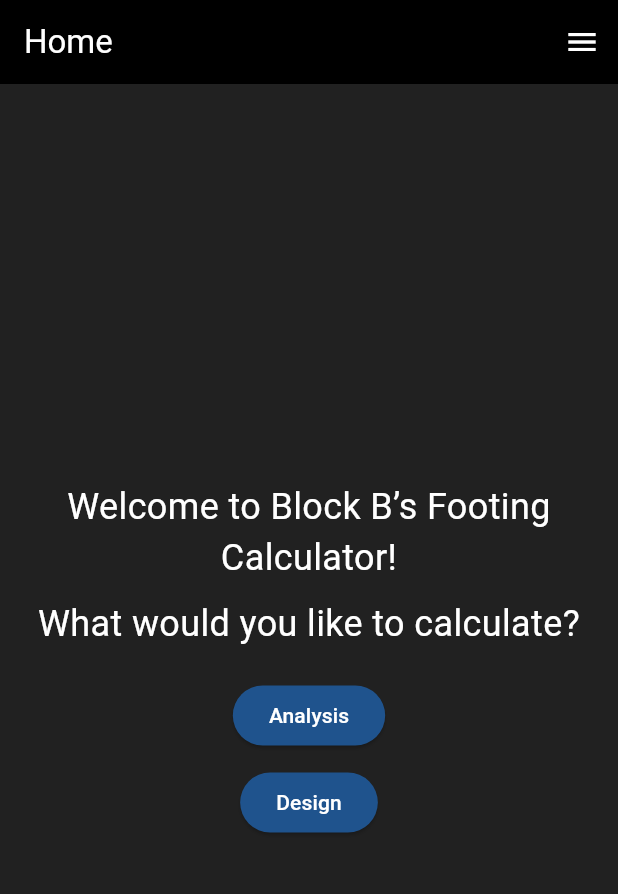
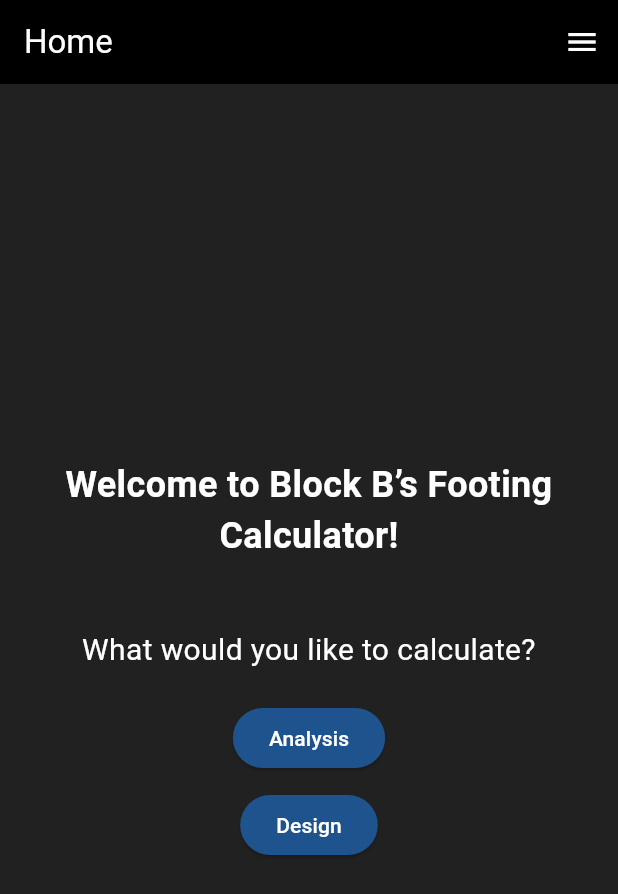
Before and after one commit to raymunddd/foundcalc, a Flutter app: the screen it shows after launch, on a phone screen of 412 x 824 dp. Shown: the top 894 px of the screen. Run offline on Flutter 3.47's test engine with Material 3 defaults, Android fonts, the phone set to English and light mode, and no system bars.

Commit message:
Modified some text in the home page

```diff
--- a/foundcalc/lib/main.dart
+++ b/foundcalc/lib/main.dart
@@ -182,14 +182,15 @@ class _HomeScreenState extends State<HomeScreen> {
                 style: TextStyle(
                   fontSize: 24,
                   color: Colors.white,
+                  fontWeight: FontWeight.bold, // Add this line to make the text bold
                 ),
                 textAlign: TextAlign.center,
               ),
-              SizedBox(height: 10), // Adds spacing between the texts
+              SizedBox(height: 45), // Adds spacing between the texts
               Text(
                 "What would you like to calculate?",
                 style: TextStyle(
-                  fontSize: 24,
+                  fontSize: 20,
                   color: Colors.white,
                 ),
                 textAlign: TextAlign.center,
```
